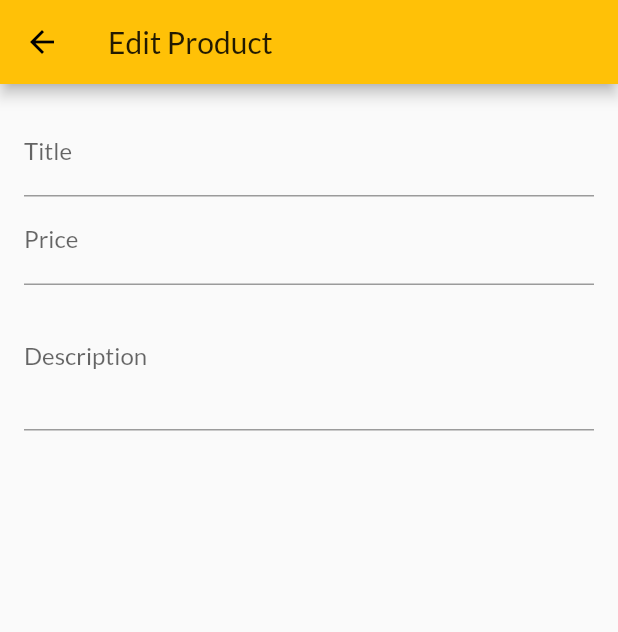
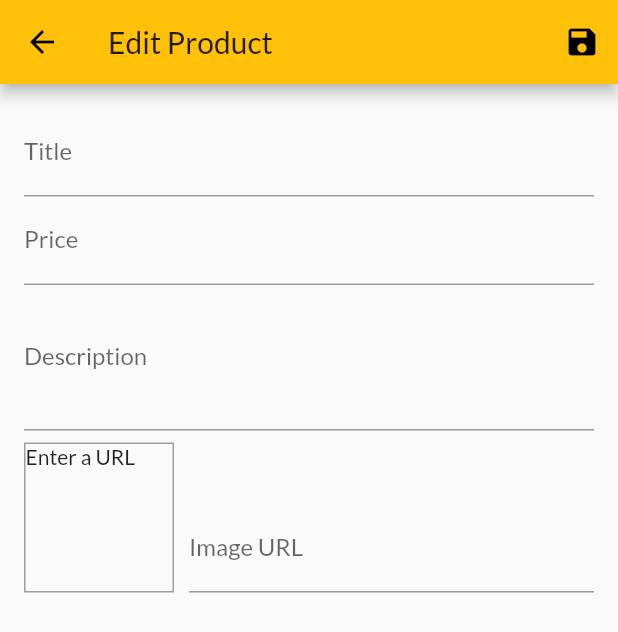
Before and after one commit to vyashh/flutter_course_shop_app, a Flutter app: the EditProductScreen screen opened by its route, on a phone screen of 412 x 824 dp. Shown: the top 632 px of the screen. Run offline on Flutter 3.47's test engine with Material 2 defaults, Android fonts, the phone set to English and light mode, and no system bars; network calls fail.

Commit message:
added image url textformfield

```diff
--- /dev/null
+++ b/lib/providers/products.dart
@@ -0,0 +1,16 @@
+import 'package:flutter/cupertino.dart';
+import 'package:flutter/material.dart';
+import '../models/product.dart';
+
+class Products with ChangeNotifier {
+  List<Product> _items = [];
+
+  List<Product> get items {
+    return [..._items];
+  }
+
+  void addProduct() {
+    // _items.add(value);
+    notifyListeners();
+  }
+}
--- a/lib/screens/edit_product_screen.dart
+++ b/lib/screens/edit_product_screen.dart
@@ -1,4 +1,5 @@
 import 'package:flutter/material.dart';
+import '../provider/product.dart';
 
 class EditProductScreen extends StatefulWidget {
   static const routeName = '/edit-product';
@@ -10,12 +11,47 @@ class EditProductScreen extends StatefulWidget {
 class _EditProductScreenState extends State<EditProductScreen> {
   final _priceFocusNode = FocusNode();
   final _descriptionFocusNode = FocusNode();
+  final _imageUrlController = TextEditingController();
+  final _imageUrlFocusNode = FocusNode();
+  final _form = GlobalKey<FormState>();
+  var _editedProduct = Product(
+    id: null,
+    title: '',
+    price: 0,
+    description: '',
+    imageUrl: '',
+  );
+
+  @override
+  void initState() {
+    _imageUrlFocusNode.addListener(_updateImageUrl);
+    super.initState();
+  }
 
   @override
   void dispose() {
+    _imageUrlFocusNode.removeListener(_updateImageUrl);
     _priceFocusNode.dispose();
     _descriptionFocusNode.dispose();
+    _imageUrlController.dispose();
+    _imageUrlFocusNode.dispose();
     super.dispose();
+  }
+
+  void _updateImageUrl() {
+    if (!_imageUrlFocusNode.hasFocus) {
+      setState(
+          () {}); // wanneer de imageurlnode niet gefocussed is, "update" de state.
+      // de url wordt vervolgens ingeladen dmv de knop enter of defocus. #hackerman
+    }
+  }
+
+  void _saveForm() {
+    _form.currentState.save();
+    print(_editedProduct.title);
+    print(_editedProduct.description);
+    print(_editedProduct.price);
+    print(_editedProduct.imageUrl);
   }
 
   @override
@@ -23,10 +59,15 @@ class _EditProductScreenState extends State<EditProductScreen> {
     return Scaffold(
       appBar: AppBar(
         title: const Text('Edit Product'),
+        actions: <Widget>[
+          IconButton(icon: Icon(Icons.save), onPressed: _saveForm),
+        ],
       ),
       body: Padding(
         padding: const EdgeInsets.all(16.0),
         child: Form(
+          key:
+              _form, // maakt mogelijk om de data op te slaan voor later gebruik
           child: ListView(
             children: <Widget>[
               TextFormField(
@@ -36,6 +77,15 @@ class _EditProductScreenState extends State<EditProductScreen> {
                 onFieldSubmitted: (_) {
                   FocusScope.of(context).requestFocus(
                       _priceFocusNode); // ga naar de volgende input field
+                },
+                onSaved: (value) {
+                  _editedProduct = Product(
+                    title: value,
+                    description: _editedProduct.description,
+                    id: _editedProduct.id,
+                    imageUrl: _editedProduct.imageUrl,
+                    price: _editedProduct.price,
+                  );
                 },
               ),
               TextFormField(
@@ -47,6 +97,15 @@ class _EditProductScreenState extends State<EditProductScreen> {
                   FocusScope.of(context).requestFocus(
                       _descriptionFocusNode); // ga naar de volgende input field
                 },
+                onSaved: (value) {
+                  _editedProduct = Product(
+                    title: _editedProduct.title,
+                    description: _editedProduct.description,
+                    id: _editedProduct.id,
+                    imageUrl: _editedProduct.imageUrl,
+                    price: double.parse(value),
+                  );
+                },
               ),
               TextFormField(
                 decoration: InputDecoration(labelText: 'Description'),
@@ -56,7 +115,56 @@ class _EditProductScreenState extends State<EditProductScreen> {
                 onFieldSubmitted: (_) {
                   FocusScope.of(context).requestFocus(_priceFocusNode);
                 },
+                onSaved: (value) {
+                  _editedProduct = Product(
+                    title: _editedProduct.title,
+                    description: value,
+                    id: _editedProduct.id,
+                    imageUrl: _editedProduct.imageUrl,
+                    price: _editedProduct.price,
+                  );
+                },
               ),
+              Row(
+                crossAxisAlignment: CrossAxisAlignment.end,
+                children: <Widget>[
+                  Container(
+                    width: 100,
+                    height: 100,
+                    margin: EdgeInsets.only(top: 8, right: 10),
+                    decoration: BoxDecoration(
+                      border: Border.all(width: 1, color: Colors.grey),
+                    ),
+                    child: _imageUrlController.text.isEmpty
+                        ? Text('Enter a URL')
+                        : FittedBox(
+                            child: Image.network(_imageUrlController.text),
+                            fit: BoxFit.cover,
+                          ),
+                  ),
+                  Expanded(
+                    child: TextFormField(
+                      decoration: InputDecoration(labelText: 'Image URL'),
+                      keyboardType: TextInputType.url,
+                      textInputAction: TextInputAction.done,
+                      controller: _imageUrlController,
+                      focusNode: _imageUrlFocusNode,
+                      onFieldSubmitted: (_) {
+                        _saveForm();
+                      },
+                      onSaved: (value) {
+                        _editedProduct = Product(
+                          title: _editedProduct.title,
+                          description: _editedProduct.description,
+                          id: _editedProduct.id,
+                          imageUrl: value,
+                          price: _editedProduct.price,
+                        );
+                      },
+                    ),
+                  ),
+                ],
+              )
             ],
           ),
         ),
```
